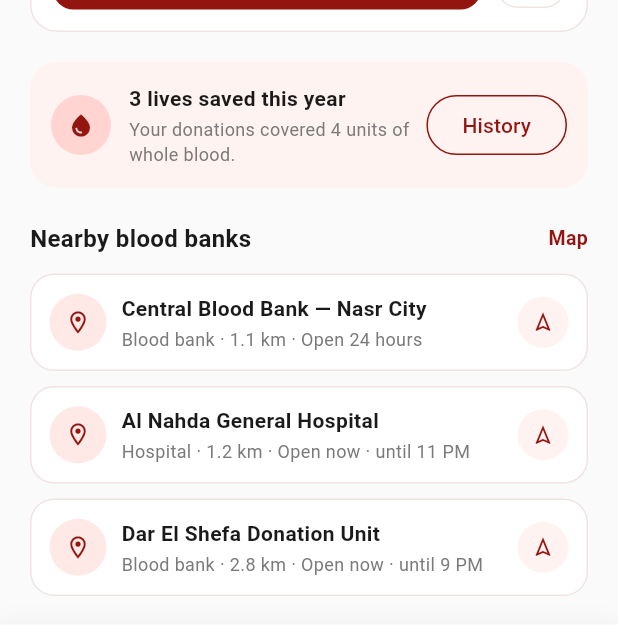
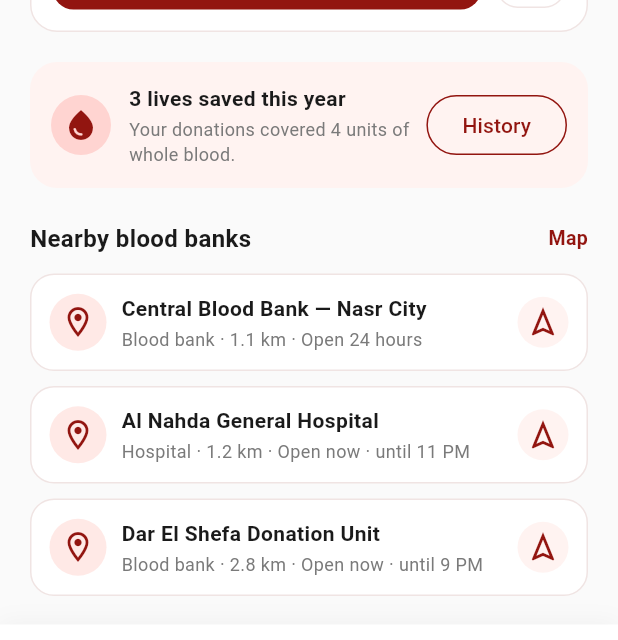
Before and after one commit to Shoryan-org/Mobile, a Flutter app: the screen it shows after launch, scrolled down 365 dp, on a phone screen of 412 x 824 dp. Shown: the part 520-1160 px from the top of the screen. Run offline on Flutter 3.47's test engine with Material 3 defaults, Android fonts, the phone set to English and light mode, and no system bars; accounts and stored records are empty.

Commit message:
some edits and creat screen profile

```diff
--- a/lib/data/repositories/mock_donor_repository.dart
+++ b/lib/data/repositories/mock_donor_repository.dart
@@ -10,9 +10,15 @@ class MockDonorRepository implements DonorRepository {
       name: 'Mariam Hassan',
       city: 'Nasr City, Cairo',
       bloodType: BloodType.oNegative,
-      lastDonationDate: DateTime(DateTime.now().year, 5, 12),
+      lastDonationDate: DateTime(2026, 5, 12),
+      lastDonationLocation: 'Nasr City blood bank',
       livesSavedThisYear: 3,
       unitsCoveredThisYear: 4,
+      totalDonations: 4,
+      totalLivesSaved: 12,
+      isRequester: true,
+      isVerified: true,
+      unreadNotificationsCount: 2,
     );
   }
 }
--- a/lib/models/donor_profile.dart
+++ b/lib/models/donor_profile.dart
@@ -1,28 +1,57 @@
 import 'blood_type.dart';
 
 class DonorProfile {
+  static const int eligibilityWindowDays = 90;
+
   final String name;
   final String city;
   final BloodType bloodType;
   final DateTime lastDonationDate;
+  final String lastDonationLocation;
+
   final int livesSavedThisYear;
   final int unitsCoveredThisYear;
+
+  final int totalDonations;
+  final int totalLivesSaved;
+
+  final bool isRequester;
+  final bool isVerified;
+  final int unreadNotificationsCount;
 
   const DonorProfile({
     required this.name,
     required this.city,
     required this.bloodType,
     required this.lastDonationDate,
+    required this.lastDonationLocation,
     required this.livesSavedThisYear,
     required this.unitsCoveredThisYear,
+    required this.totalDonations,
+    required this.totalLivesSaved,
+    this.isRequester = false,
+    this.isVerified = false,
+    this.unreadNotificationsCount = 0,
   });
 
-  /// eligible again 3 months after their last donation.
-  DateTime get nextEligibleDate => DateTime(
-    lastDonationDate.year,
-    lastDonationDate.month + 3,
-    lastDonationDate.day,
-  );
+  int get daysSinceLastDonation =>
+      DateTime.now().difference(lastDonationDate).inDays;
 
-  bool get isEligibleNow => !DateTime.now().isBefore(nextEligibleDate);
+
+  /// more than "90 of 90 days" even if the donor is overdue.
+  int get daysRecovered =>
+      daysSinceLastDonation.clamp(0, eligibilityWindowDays);
+
+  bool get isEligibleNow => daysSinceLastDonation >= eligibilityWindowDays;
+
+  DateTime get nextEligibleDate =>
+      lastDonationDate.add(const Duration(days: eligibilityWindowDays));
+
+  /// used by the Profile avatar circle.
+  String get initials {
+    final parts = name.trim().split(RegExp(r'\s+')).where((p) => p.isNotEmpty).toList();
+    if (parts.isEmpty) return '';
+    if (parts.length == 1) return parts.first[0].toUpperCase();
+    return (parts.first[0] + parts[1][0]).toUpperCase();
+  }
 }
--- a/lib/models/urgency_level.dart
+++ b/lib/models/urgency_level.dart
@@ -4,13 +4,45 @@ import '../core/theme/app_colors.dart';
 /// How urgently a request needs a donor. Each level carries its own
 /// display metadata (label + colors)
 enum UrgencyLevel {
-  critical('CRITICAL', AppColors.critical, AppColors.criticalBackground),
-  urgent('URGENT', AppColors.urgent, AppColors.urgentBackground),
-  routine('ROUTINE', AppColors.routine, AppColors.routineBackground);
+  critical(
+    'CRITICAL',
+    AppColors.critical,
+    AppColors.criticalBackground,
+    formLabel: 'Emergency',
+    formDescription: 'Needed within hours',
+    formIcon: Icons.wb_sunny,
+  ),
+  urgent(
+    'URGENT',
+    AppColors.urgent,
+    AppColors.urgentBackground,
+    formLabel: 'Urgent',
+    formDescription: 'Needed within 24 hours',
+    formIcon: Icons.wb_sunny,
+  ),
+  routine(
+    'ROUTINE',
+    AppColors.routine,
+    AppColors.routineBackground,
+    formLabel: 'Planned',
+    formDescription: 'Scheduled procedure',
+    formIcon: Icons.wb_sunny,
+  );
 
   final String label;
   final Color foreground;
   final Color background;
 
-  const UrgencyLevel(this.label, this.foreground, this.background);
+  final String formLabel;
+  final String formDescription;
+  final IconData formIcon;
+
+  const UrgencyLevel(
+      this.label,
+      this.foreground,
+      this.background, {
+        required this.formLabel,
+        required this.formDescription,
+        required this.formIcon,
+      });
 }
--- /dev/null
+++ b/lib/widgets/common/icon_circle.dart
@@ -0,0 +1,32 @@
+import 'package:flutter/material.dart';
+
+class IconCircle extends StatelessWidget {
+  final IconData icon;
+  final Color background;
+  final Color iconColor;
+  final double size;
+
+  const IconCircle({
+    super.key,
+    required this.icon,
+    required this.background,
+    required this.iconColor,
+    this.size = 44,
+  });
+
+  @override
+  Widget build(BuildContext context) {
+    return Container(
+      width: size,
+      height: size,
+      decoration: BoxDecoration(
+        color: background,
+        shape: BoxShape.circle,
+      ),
+      child: Icon(
+        icon,
+        color: iconColor,
+      ),
+    );
+  }
+}
--- a/lib/widgets/home/blood_bank_tile.dart
+++ b/lib/widgets/home/blood_bank_tile.dart
@@ -2,6 +2,7 @@ import 'package:flutter/material.dart';
 import '../../core/theme/app_colors.dart';
 import '../../core/theme/app_text_styles.dart';
 import '../../models/blood_bank.dart';
+import '../common/icon_circle.dart';
 
 class BloodBankTile extends StatelessWidget {
   final BloodBank bank;
@@ -21,16 +22,11 @@ class BloodBankTile extends StatelessWidget {
       ),
       child: Row(
         children: [
-          Container(
-            width: 38,
-            height: 38,
-            alignment: Alignment.center,
-            decoration: const BoxDecoration(
-              color: AppColors.softPink,
-              shape: BoxShape.circle,
-            ),
-            child: const Icon(Icons.location_on_outlined,
-                color: AppColors.primaryRed, size: 18),
+          const IconCircle(
+            icon: Icons.location_on_outlined,
+            background: AppColors.softPink,
+            iconColor: AppColors.primaryRed,
+            size: 38,
           ),
           const SizedBox(width: 10),
           Expanded(
@@ -51,16 +47,11 @@ class BloodBankTile extends StatelessWidget {
           InkWell(
             onTap: onDirectionsTap,
             borderRadius: BorderRadius.circular(20),
-            child: Container(
-              width: 34,
-              height: 34,
-              alignment: Alignment.center,
-              decoration: const BoxDecoration(
-                color: AppColors.veryLightPink,
-                shape: BoxShape.circle,
-              ),
-              child: const Icon(Icons.navigation_outlined,
-                  color: AppColors.primaryRed, size: 16),
+            child: const IconCircle(
+              icon: Icons.navigation_outlined,
+              background: AppColors.veryLightPink,
+              iconColor: AppColors.primaryRed,
+              size: 34,
             ),
           ),
         ],
--- a/lib/widgets/home/lives_saved_banner.dart
+++ b/lib/widgets/home/lives_saved_banner.dart
@@ -1,6 +1,7 @@
 import 'package:flutter/material.dart';
 import '../../core/theme/app_colors.dart';
 import '../../core/theme/app_text_styles.dart';
+import '../common/icon_circle.dart';
 
 class LivesSavedBanner extends StatelessWidget {
   final int livesSaved;
@@ -24,24 +25,21 @@ class LivesSavedBanner extends StatelessWidget {
       ),
       child: Row(
         children: [
-          Container(
-            width: 40,
-            height: 40,
-            alignment: Alignment.center,
-            decoration: const BoxDecoration(
-              color: AppColors.lightPink,
-              shape: BoxShape.circle,
-            ),
-            child: const Icon(Icons.water_drop,
-                color: AppColors.primaryRed, size: 18),
+          const IconCircle(
+            icon: Icons.water_drop,
+            background: AppColors.lightPink,
+            iconColor: AppColors.primaryRed,
+            size: 40,
           ),
           const SizedBox(width: 12),
           Expanded(
             child: Column(
               crossAxisAlignment: CrossAxisAlignment.start,
               children: [
-                Text('$livesSaved lives saved this year',
-                    style: AppTextStyles.cardTitle),
+                Text(
+                  '$livesSaved lives saved this year',
+                  style: AppTextStyles.cardTitle,
+                ),
                 const SizedBox(height: 2),
                 Text(
                   'Your donations covered $unitsCovered units of whole blood.',
--- a/lib/widgets/home/quick_action_button.dart
+++ b/lib/widgets/home/quick_action_button.dart
@@ -1,6 +1,7 @@
 import 'package:flutter/material.dart';
 import '../../core/theme/app_colors.dart';
 import '../../core/theme/app_text_styles.dart';
+import '../common/icon_circle.dart';
 
 class QuickActionButton extends StatelessWidget {
   final IconData icon;
@@ -22,15 +23,11 @@ class QuickActionButton extends StatelessWidget {
       child: Column(
         mainAxisSize: MainAxisSize.min,
         children: [
-          Container(
-            width: 50,
-            height: 50,
-            alignment: Alignment.center,
-            decoration: const BoxDecoration(
-              color: AppColors.softPink,
-              shape: BoxShape.circle,
-            ),
-            child: Icon(icon, color: AppColors.primaryRed, size: 22),
+          IconCircle(
+            icon: icon,
+            background: AppColors.softPink,
+            iconColor: AppColors.primaryRed,
+            size: 50,
           ),
           const SizedBox(height: 6),
           SizedBox(
--- a/lib/widgets/requests/blood_type_avatar.dart
+++ b/lib/widgets/requests/blood_type_avatar.dart
@@ -6,8 +6,9 @@ import '../../models/blood_type.dart';
 class BloodTypeAvatar extends StatelessWidget {
   final BloodType bloodType;
   final double size;
+  final bool filled;
 
-  const BloodTypeAvatar({super.key, required this.bloodType, this.size = 44});
+  const BloodTypeAvatar({super.key, required this.bloodType, this.size = 44,this.filled = true});
 
   @override
   Widget build(BuildContext context) {
```
